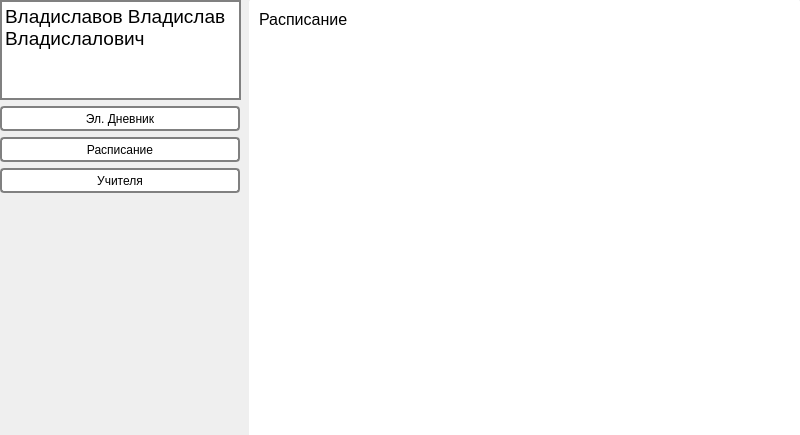
Anikerdeveloper/School-Journal, file mainw.ui: the form before one commit.
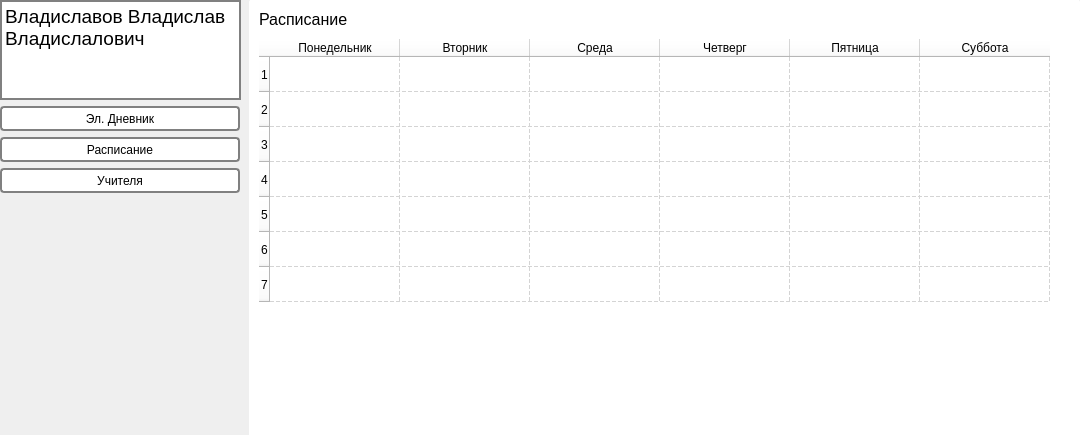
The form after the commit. The open tabs and pages were chosen to show the change.

Commit message:
BAG of timetable
Добавлено расписание
БАГ - Функция считывания строки с несколькими тэгами выводит пустоту! Возможно отправил баг при создании TFR

The edit to the form file:
```diff
--- a/mainw.ui
+++ b/mainw.ui
@@ -6,7 +6,7 @@
    <rect>
     <x>0</x>
     <y>0</y>
-    <width>800</width>
+    <width>1080</width>
     <height>435</height>
    </rect>
   </property>
@@ -16,6 +16,12 @@
     <height>435</height>
    </size>
   </property>
+  <property name="maximumSize">
+   <size>
+    <width>1080</width>
+    <height>16777215</height>
+   </size>
+  </property>
   <property name="windowTitle">
    <string>Journal</string>
   </property>
@@ -24,7 +30,7 @@
     <rect>
      <x>249</x>
      <y>-1</y>
-     <width>551</width>
+     <width>831</width>
      <height>441</height>
     </rect>
    </property>
@@ -104,6 +110,110 @@
       <string>Расписание</string>
      </property>
     </widget>
+    <widget class="QTableWidget" name="Timetable">
+     <property name="geometry">
+      <rect>
+       <x>10</x>
+       <y>40</y>
+       <width>810</width>
+       <height>390</height>
+      </rect>
+     </property>
+     <property name="sizePolicy">
+      <sizepolicy hsizetype="Expanding" vsizetype="Expanding">
+       <horstretch>0</horstretch>
+       <verstretch>0</verstretch>
+      </sizepolicy>
+     </property>
+     <property name="maximumSize">
+      <size>
+       <width>810</width>
+       <height>390</height>
+      </size>
+     </property>
+     <property name="layoutDirection">
+      <enum>Qt::LeftToRight</enum>
+     </property>
+     <property name="autoFillBackground">
+      <bool>false</bool>
+     </property>
+     <property name="styleSheet">
+      <string notr="true"/>
+     </property>
+     <property name="editTriggers">
+      <set>QAbstractItemView::AnyKeyPressed</set>
+     </property>
+     <property name="iconSize">
+      <size>
+       <width>0</width>
+       <height>0</height>
+      </size>
+     </property>
+     <property name="gridStyle">
+      <enum>Qt::DashLine</enum>
+     </property>
+     <property name="rowCount">
+      <number>7</number>
+     </property>
+     <property name="columnCount">
+      <number>6</number>
+     </property>
+     <attribute name="horizontalHeaderVisible">
+      <bool>true</bool>
+     </attribute>
+     <attribute name="horizontalHeaderMinimumSectionSize">
+      <number>130</number>
+     </attribute>
+     <attribute name="horizontalHeaderHighlightSections">
+      <bool>true</bool>
+     </attribute>
+     <attribute name="verticalHeaderVisible">
+      <bool>true</bool>
+     </attribute>
+     <attribute name="verticalHeaderMinimumSectionSize">
+      <number>35</number>
+     </attribute>
+     <attribute name="verticalHeaderHighlightSections">
+      <bool>true</bool>
+     </attribute>
+     <row/>
+     <row/>
+     <row/>
+     <row/>
+     <row/>
+     <row/>
+     <row/>
+     <column>
+      <property name="text">
+       <string>Понедельник</string>
+      </property>
+     </column>
+     <column>
+      <property name="text">
+       <string>Вторник</string>
+      </property>
+     </column>
+     <column>
+      <property name="text">
+       <string>Среда</string>
+      </property>
+     </column>
+     <column>
+      <property name="text">
+       <string>Четверг</string>
+      </property>
+     </column>
+     <column>
+      <property name="text">
+       <string>Пятница</string>
+      </property>
+     </column>
+     <column>
+      <property name="text">
+       <string>Суббота</string>
+      </property>
+     </column>
+    </widget>
    </widget>
   </widget>
   <widget class="QWidget" name="verticalLayoutWidget">
```
Left out of the diff: 2 changed lines with no effect on the pictures. The commit also changes 8 other files.
